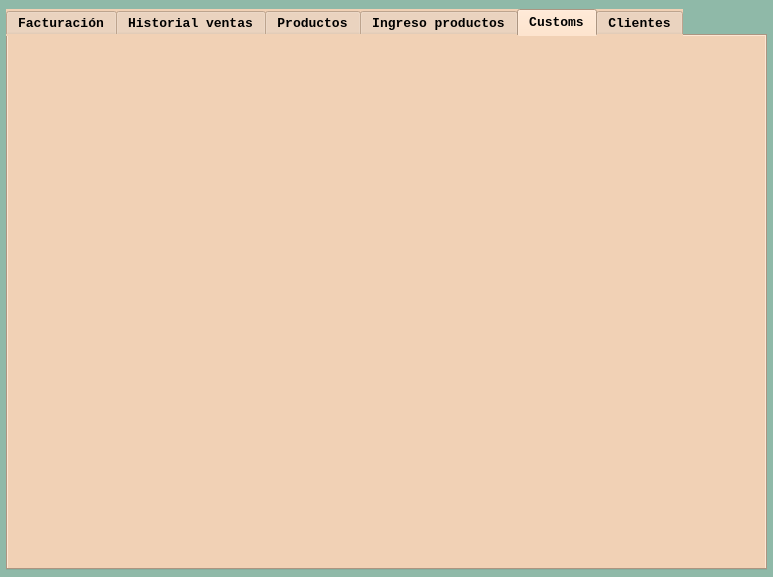
Above: Ventas.ui from san13660/bd-proyecto-2 before the change. Below: the same form after it.
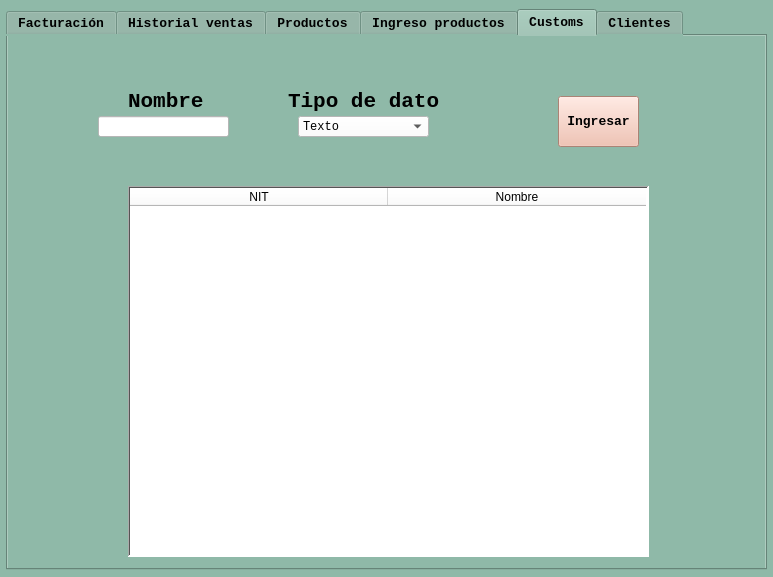
That is the form after the change. The open tabs and pages were chosen to show the change.

```diff
--- a/Ventas.ui
+++ b/Ventas.ui
@@ -126,7 +126,7 @@
      </font>
     </property>
     <property name="styleSheet">
-     <string notr="true">background-color: rgb(241, 209, 181)</string>
+     <string notr="true"/>
     </property>
     <property name="currentIndex">
      <number>0</number>
@@ -995,6 +995,185 @@
      <attribute name="title">
       <string>Customs</string>
      </attribute>
+     <widget class="QLabel" name="labelNombreCustom">
+      <property name="geometry">
+       <rect>
+        <x>120</x>
+        <y>50</y>
+        <width>161</width>
+        <height>31</height>
+       </rect>
+      </property>
+      <property name="font">
+       <font>
+        <family>Courier New</family>
+        <pointsize>16</pointsize>
+        <weight>75</weight>
+        <bold>true</bold>
+       </font>
+      </property>
+      <property name="text">
+       <string>Nombre</string>
+      </property>
+     </widget>
+     <widget class="QLabel" name="labeltipoDato">
+      <property name="geometry">
+       <rect>
+        <x>280</x>
+        <y>50</y>
+        <width>171</width>
+        <height>31</height>
+       </rect>
+      </property>
+      <property name="font">
+       <font>
+        <family>Courier New</family>
+        <pointsize>16</pointsize>
+        <weight>75</weight>
+        <bold>true</bold>
+       </font>
+      </property>
+      <property name="text">
+       <string>Tipo de dato</string>
+      </property>
+     </widget>
+     <widget class="QLineEdit" name="le_customs_nombre">
+      <property name="geometry">
+       <rect>
+        <x>90</x>
+        <y>80</y>
+        <width>131</width>
+        <height>21</height>
+       </rect>
+      </property>
+      <property name="font">
+       <font>
+        <family>Courier New</family>
+       </font>
+      </property>
+      <property name="styleSheet">
+       <string notr="true">background-color: rgb(255, 255, 255)</string>
+      </property>
+     </widget>
+     <widget class="QComboBox" name="combox_customs_tipodato">
+      <property name="geometry">
+       <rect>
+        <x>290</x>
+        <y>80</y>
+        <width>131</width>
+        <height>21</height>
+       </rect>
+      </property>
+      <property name="font">
+       <font>
+        <family>Courier New</family>
+        <pointsize>9</pointsize>
+       </font>
+      </property>
+      <property name="styleSheet">
+       <string notr="true">background-color: rgb(255, 255, 255);</string>
+      </property>
+      <property name="currentText">
+       <string>Texto</string>
+      </property>
+      <item>
+       <property name="text">
+        <string>Texto</string>
+       </property>
+      </item>
+      <item>
+       <property name="text">
+        <string>Numérico</string>
+       </property>
+      </item>
+      <item>
+       <property name="text">
+        <string>Decimal</string>
+       </property>
+      </item>
+      <item>
+       <property name="text">
+        <string>Fecha</string>
+       </property>
+      </item>
+     </widget>
+     <widget class="QTableWidget" name="tw_customs">
+      <property name="geometry">
+       <rect>
+        <x>120</x>
+        <y>150</y>
+        <width>521</width>
+        <height>371</height>
+       </rect>
+      </property>
+      <property name="font">
+       <font>
+        <family>Courier New</family>
+        <pointsize>10</pointsize>
+       </font>
+      </property>
+      <property name="styleSheet">
+       <string notr="true">background-color: rgb(255, 255, 255);</string>
+      </property>
+      <property name="frameShape">
+       <enum>QFrame::WinPanel</enum>
+      </property>
+      <property name="frameShadow">
+       <enum>QFrame::Sunken</enum>
+      </property>
+      <property name="lineWidth">
+       <number>1</number>
+      </property>
+      <property name="midLineWidth">
+       <number>0</number>
+      </property>
+      <property name="editTriggers">
+       <set>QAbstractItemView::NoEditTriggers</set>
+      </property>
+      <property name="rowCount">
+       <number>0</number>
+      </property>
+      <property name="columnCount">
+       <number>2</number>
+      </property>
+      <attribute name="horizontalHeaderDefaultSectionSize">
+       <number>258</number>
+      </attribute>
+      <column>
+       <property name="text">
+        <string>NIT</string>
+       </property>
+      </column>
+      <column>
+       <property name="text">
+        <string>Nombre</string>
+       </property>
+      </column>
+     </widget>
+     <widget class="QPushButton" name="pb_customss_ingresar">
+      <property name="geometry">
+       <rect>
+        <x>550</x>
+        <y>60</y>
+        <width>81</width>
+        <height>51</height>
+       </rect>
+      </property>
+      <property name="font">
+       <font>
+        <family>Courier New</family>
+        <pointsize>10</pointsize>
+        <weight>75</weight>
+        <bold>true</bold>
+       </font>
+      </property>
+      <property name="styleSheet">
+       <string notr="true">background-color: rgb(240, 183, 164);</string>
+      </property>
+      <property name="text">
+       <string>Ingresar</string>
+      </property>
+     </widget>
     </widget>
     <widget class="QWidget" name="tabClientes">
      <attribute name="title">
```
Left out of the diff: 4 changed lines with no effect on the pictures.
